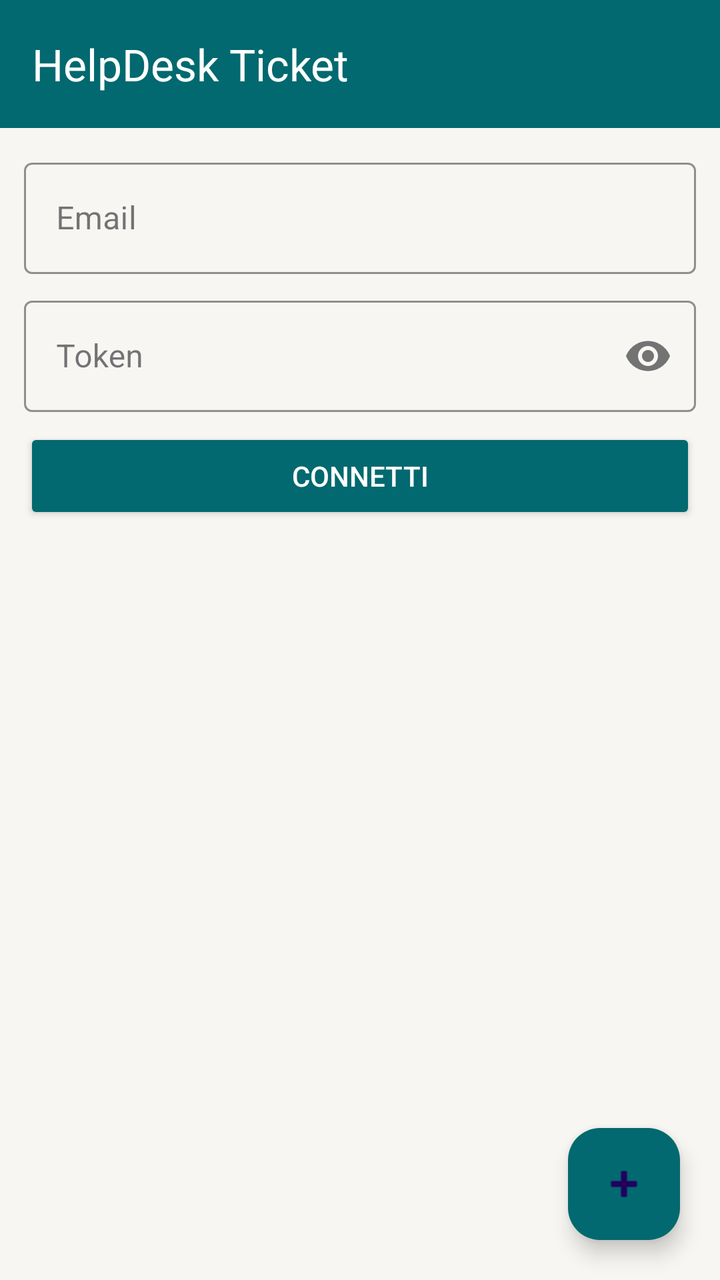
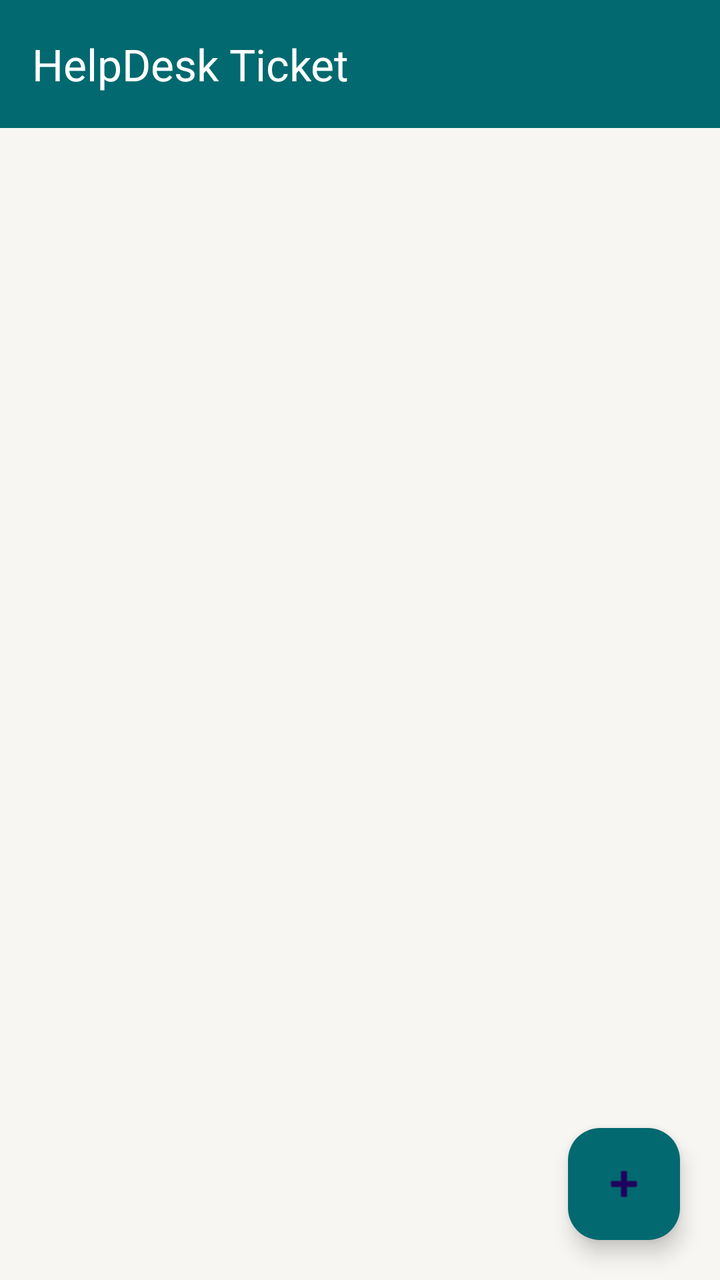

Compare the two renders of this Android layout. The source of the first and the diff that turns it into the second are given below.
<!-- AndroidManifest.xml: application theme Theme.Material3.DayNight.NoActionBar -->
<!-- res/layout/activity_main.xml -->
<?xml version="1.0" encoding="utf-8"?>
<LinearLayout
    xmlns:android="http://schemas.android.com/apk/res/android"
    xmlns:app="http://schemas.android.com/apk/res-auto"
    android:layout_width="match_parent"
    android:layout_height="match_parent"
    android:orientation="vertical"
    android:background="#f7f6f2">

    <com.google.android.material.appbar.MaterialToolbar
        android:id="@+id/toolbar"
        android:layout_width="match_parent"
        android:layout_height="?attr/actionBarSize"
        android:background="#01696f"
        app:title="HelpDesk Ticket"
        app:titleTextColor="#FFFFFF" />

    <LinearLayout
        android:layout_width="match_parent"
        android:layout_height="wrap_content"
        android:orientation="vertical"
        android:padding="12dp">

        <com.google.android.material.textfield.TextInputLayout
            android:layout_width="match_parent"
            android:layout_height="wrap_content"
            android:hint="Email"
            style="@style/Widget.MaterialComponents.TextInputLayout.OutlinedBox"
            app:boxStrokeColor="#01696f"
            app:hintTextColor="#01696f"
            android:layout_marginBottom="8dp">

            <com.google.android.material.textfield.TextInputEditText
                android:id="@+id/etEmail"
                android:layout_width="match_parent"
                android:layout_height="wrap_content"
                android:inputType="textEmailAddress" />
        </com.google.android.material.textfield.TextInputLayout>

        <com.google.android.material.textfield.TextInputLayout
            android:layout_width="match_parent"
            android:layout_height="wrap_content"
            android:hint="Token"
            style="@style/Widget.MaterialComponents.TextInputLayout.OutlinedBox"
            app:boxStrokeColor="#01696f"
            app:hintTextColor="#01696f"
            app:endIconMode="password_toggle"
            android:layout_marginBottom="8dp">

            <com.google.android.material.textfield.TextInputEditText
                android:id="@+id/etToken"
                android:layout_width="match_parent"
                android:layout_height="wrap_content"
                android:inputType="textPassword" />
        </com.google.android.material.textfield.TextInputLayout>

        <Button
            android:id="@+id/btnConnetti"
            android:layout_width="match_parent"
            android:layout_height="wrap_content"
            android:text="Connetti"
            android:backgroundTint="#01696f"
            android:textColor="#FFFFFF" />
    </LinearLayout>

    <androidx.recyclerview.widget.RecyclerView
        android:id="@+id/recyclerTickets"
        android:layout_width="match_parent"
        android:layout_height="0dp"
        android:layout_weight="1"
        android:padding="12dp"
        android:clipToPadding="false" />

    <com.google.android.material.floatingactionbutton.FloatingActionButton
        android:id="@+id/fabNewTicket"
        android:layout_width="wrap_content"
        android:layout_height="wrap_content"
        android:layout_gravity="bottom|end"
        android:layout_margin="20dp"
        app:srcCompat="@android:drawable/ic_input_add"
        app:backgroundTint="#01696f" />

</LinearLayout>
<!-- resources referenced by this layout -->
<resources>

</resources>

<!-- the commit's change to res/layout/activity_main.xml (unified diff, before → after) -->
@@ -1,73 +1,30 @@
-<?xml version="1.0" encoding="utf-8"?>
-<LinearLayout
+﻿<?xml version="1.0" encoding="utf-8"?>
+<androidx.coordinatorlayout.widget.CoordinatorLayout
     xmlns:android="http://schemas.android.com/apk/res/android"
     xmlns:app="http://schemas.android.com/apk/res-auto"
     android:layout_width="match_parent"
     android:layout_height="match_parent"
-    android:orientation="vertical"
     android:background="#f7f6f2">
 
-    <com.google.android.material.appbar.MaterialToolbar
-        android:id="@+id/toolbar"
+    <com.google.android.material.appbar.AppBarLayout
         android:layout_width="match_parent"
-        android:layout_height="?attr/actionBarSize"
-        android:background="#01696f"
-        app:title="HelpDesk Ticket"
-        app:titleTextColor="#FFFFFF" />
+        android:layout_height="wrap_content">
 
-    <LinearLayout
-        android:layout_width="match_parent"
-        android:layout_height="wrap_content"
-        android:orientation="vertical"
-        android:padding="12dp">
+        <com.google.android.material.appbar.MaterialToolbar
+            android:id="@+id/toolbar"
+            android:layout_width="match_parent"
+            android:layout_height="?attr/actionBarSize"
+            android:background="#01696f"
+            app:title="HelpDesk Ticket"
+            app:titleTextColor="#FFFFFF" />
 
-        <com.google.android.material.textfield.TextInputLayout
-            android:layout_width="match_parent"
-            android:layout_height="wrap_content"
-            android:hint="Email"
-            style="@style/Widget.MaterialComponents.TextInputLayout.OutlinedBox"
-            app:boxStrokeColor="#01696f"
-            app:hintTextColor="#01696f"
-            android:layout_marginBottom="8dp">
-
-            <com.google.android.material.textfield.TextInputEditText
-                android:id="@+id/etEmail"
-                android:layout_width="match_parent"
-                android:layout_height="wrap_content"
-                android:inputType="textEmailAddress" />
-        </com.google.android.material.textfield.TextInputLayout>
-
-        <com.google.android.material.textfield.TextInputLayout
-            android:layout_width="match_parent"
-            android:layout_height="wrap_content"
-            android:hint="Token"
-            style="@style/Widget.MaterialComponents.TextInputLayout.OutlinedBox"
-            app:boxStrokeColor="#01696f"
-            app:hintTextColor="#01696f"
-            app:endIconMode="password_toggle"
-            android:layout_marginBottom="8dp">
-
-            <com.google.android.material.textfield.TextInputEditText
-                android:id="@+id/etToken"
-                android:layout_width="match_parent"
-                android:layout_height="wrap_content"
-                android:inputType="textPassword" />
-        </com.google.android.material.textfield.TextInputLayout>
-
-        <Button
-            android:id="@+id/btnConnetti"
-            android:layout_width="match_parent"
-            android:layout_height="wrap_content"
-            android:text="Connetti"
-            android:backgroundTint="#01696f"
-            android:textColor="#FFFFFF" />
-    </LinearLayout>
+    </com.google.android.material.appbar.AppBarLayout>
 
     <androidx.recyclerview.widget.RecyclerView
         android:id="@+id/recyclerTickets"
         android:layout_width="match_parent"
-        android:layout_height="0dp"
-        android:layout_weight="1"
+        android:layout_height="match_parent"
+        app:layout_behavior="@string/appbar_scrolling_view_behavior"
         android:padding="12dp"
         android:clipToPadding="false" />
 
@@ -80,4 +37,4 @@
         app:srcCompat="@android:drawable/ic_input_add"
         app:backgroundTint="#01696f" />
 
-</LinearLayout>
+</androidx.coordinatorlayout.widget.CoordinatorLayout>
